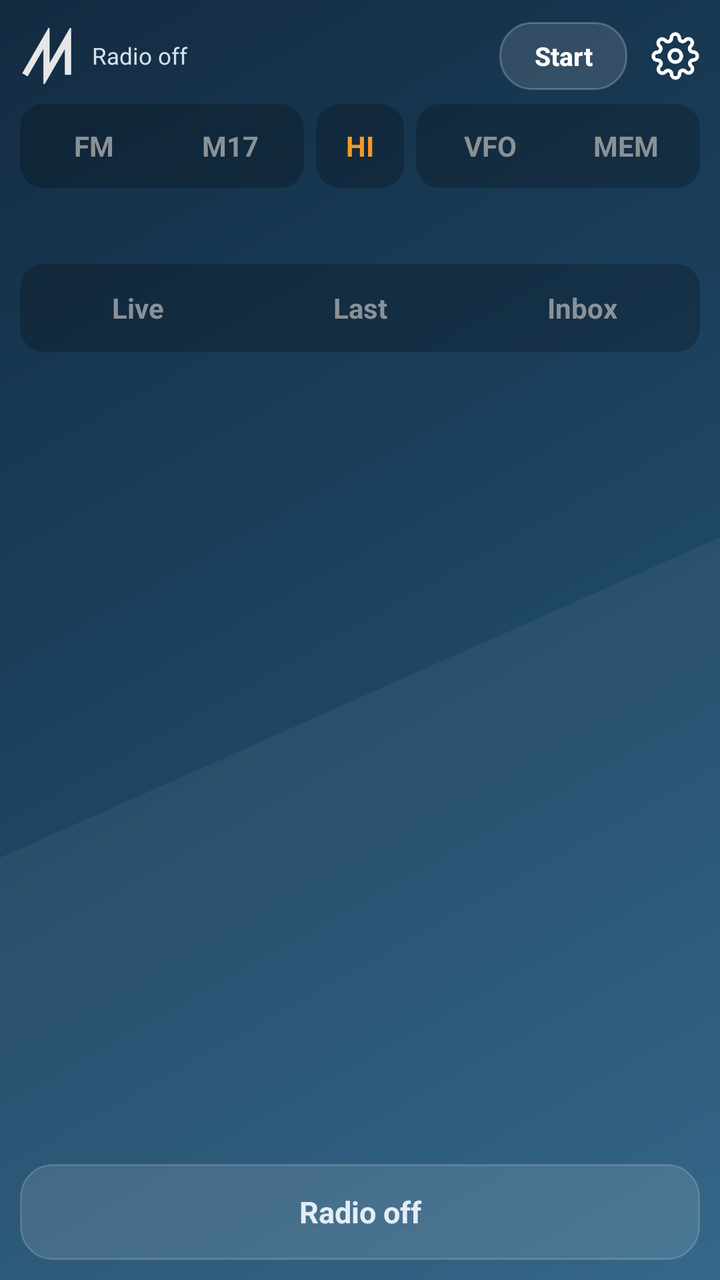
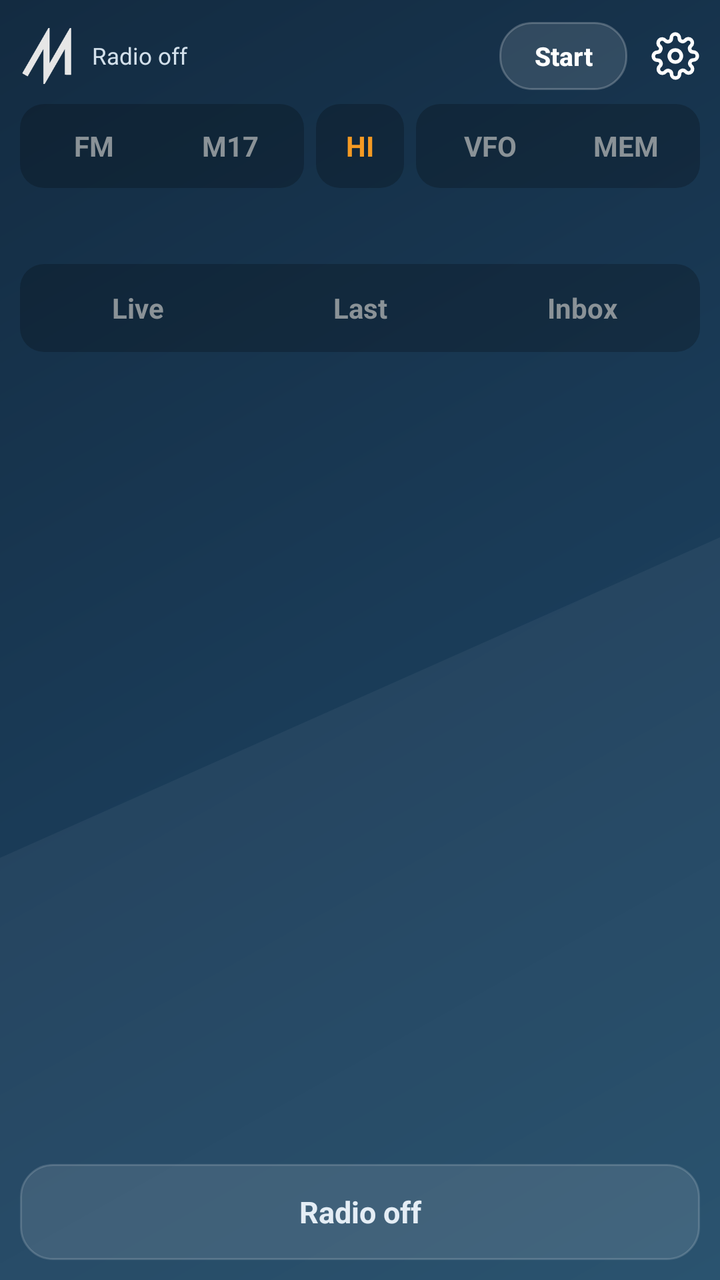

Two renders of the same Android screen: before a commit and after it. Below are the layout's source before the change and the commit's diff.
<!-- AndroidManifest.xml: application theme AppTheme -->
<!-- res/layout/main.xml -->
<?xml version="1.0" encoding="utf-8"?>
<LinearLayout xmlns:android="http://schemas.android.com/apk/res/android"
    android:layout_width="match_parent" android:layout_height="match_parent"
    android:orientation="vertical" android:paddingLeft="10dp" android:paddingRight="10dp" android:paddingTop="4dp">

    <LinearLayout android:id="@+id/header" android:layout_width="match_parent" android:layout_height="48dp"
        android:orientation="horizontal" android:gravity="center_vertical">
        <ImageView android:layout_width="28dp" android:layout_height="28dp" android:src="@drawable/logo" android:contentDescription="M17" />
        <TextView android:id="@+id/status" android:layout_width="0dp" android:layout_weight="1" android:layout_height="wrap_content"
            android:paddingLeft="8dp" android:textColor="#D3E0EB" android:textSize="11.5sp" android:maxLines="2" android:text="Radio off" />
        <Button android:id="@+id/power" android:layout_width="wrap_content" android:layout_height="34dp" android:minWidth="64dp" android:minHeight="0dp"
            android:background="@drawable/pill" android:textColor="#FFFFFF" android:textStyle="bold" android:textAllCaps="false" android:textSize="13sp"
            android:paddingLeft="14dp" android:paddingRight="14dp" android:text="Start" />
        
        <ImageButton android:id="@+id/gear" android:layout_width="48dp" android:layout_height="48dp" android:src="@drawable/ic_gear"
            android:layout_marginRight="-12dp" android:background="@drawable/row_bg" android:contentDescription="Settings" />
    </LinearLayout>

    <View android:id="@+id/topSpace" android:layout_width="match_parent" android:layout_height="0dp" />

    <LinearLayout android:layout_width="match_parent" android:layout_height="wrap_content" android:orientation="horizontal"
        android:gravity="center_vertical" android:paddingBottom="8dp">
        <LinearLayout android:layout_width="wrap_content" android:layout_height="wrap_content" android:orientation="horizontal"
            android:background="@drawable/seg_bg" android:padding="3dp">
            <TextView android:id="@+id/modeFm" android:layout_width="wrap_content" android:layout_height="36dp" android:minWidth="68dp"
                android:gravity="center" android:textStyle="bold" android:textSize="14sp" android:text="FM" />
            <TextView android:id="@+id/modeM17" android:layout_width="wrap_content" android:layout_height="36dp" android:minWidth="68dp"
                android:gravity="center" android:textStyle="bold" android:textSize="14sp" android:text="M17" />
        </LinearLayout>
        <FrameLayout android:layout_width="0dp" android:layout_height="wrap_content" android:layout_weight="1">
            <TextView android:id="@+id/powerBtn" android:layout_width="44dp" android:layout_height="42dp" android:layout_gravity="center"
                android:background="@drawable/seg_bg" android:gravity="center" android:textStyle="bold" android:textSize="14sp"
                android:textColor="#F59A23" android:text="HI" />
        </FrameLayout>
        <LinearLayout android:layout_width="wrap_content" android:layout_height="wrap_content" android:orientation="horizontal"
            android:background="@drawable/seg_bg" android:padding="3dp">
            <TextView android:id="@+id/modeVfo" android:layout_width="wrap_content" android:layout_height="36dp" android:minWidth="68dp"
                android:gravity="center" android:textStyle="bold" android:textSize="14sp" android:text="VFO" />
            <TextView android:id="@+id/modeMem" android:layout_width="wrap_content" android:layout_height="36dp" android:minWidth="68dp"
                android:gravity="center" android:textStyle="bold" android:textSize="14sp" android:text="MEM" />
        </LinearLayout>
    </LinearLayout>

    <FrameLayout android:id="@+id/freqHolder" android:layout_width="match_parent" android:layout_height="wrap_content"
        android:background="@drawable/card" android:paddingLeft="4dp" android:paddingRight="4dp" />

    <LinearLayout android:layout_width="match_parent" android:layout_height="30dp" android:orientation="horizontal"
        android:gravity="center_vertical" android:paddingLeft="4dp">
        <View android:id="@+id/sigBar" android:layout_width="3dp" android:layout_height="14dp" />
        <TextView android:id="@+id/sigText" android:layout_width="0dp" android:layout_weight="1" android:layout_height="wrap_content"
            android:paddingLeft="8dp" android:textColor="#D3E0EB" android:textSize="12sp" android:singleLine="true" android:ellipsize="end" />
    </LinearLayout>

    <LinearLayout android:layout_width="match_parent" android:layout_height="wrap_content" android:orientation="horizontal"
        android:background="@drawable/seg_bg" android:padding="3dp">
        <TextView android:id="@+id/tabLive" android:layout_width="0dp" android:layout_weight="1" android:layout_height="38dp"
            android:gravity="center" android:textStyle="bold" android:textSize="14sp" android:text="Live" />
        <TextView android:id="@+id/tabHeard" android:layout_width="0dp" android:layout_weight="1" android:layout_height="38dp"
            android:gravity="center" android:textStyle="bold" android:textSize="14sp" android:text="Last" />
        <LinearLayout android:id="@+id/tabInbox" android:layout_width="0dp" android:layout_weight="1" android:layout_height="38dp"
            android:orientation="horizontal" android:gravity="center">
            <TextView android:id="@+id/tabInboxText" android:layout_width="wrap_content" android:layout_height="wrap_content"
                android:textStyle="bold" android:textSize="14sp" android:text="Inbox" />
            <TextView android:id="@+id/inboxBadge" android:layout_width="wrap_content" android:layout_height="18dp" android:minWidth="18dp"
                android:layout_marginLeft="6dp" android:background="@drawable/badge" android:gravity="center" android:paddingLeft="5dp" android:paddingRight="5dp"
                android:textColor="#1B1206" android:textSize="11sp" android:textStyle="bold" android:visibility="gone" />
        </LinearLayout>
    </LinearLayout>

    <FrameLayout android:layout_width="match_parent" android:layout_height="0dp" android:layout_weight="1" android:paddingTop="8dp">
        <ScrollView android:id="@+id/panelLive" android:layout_width="match_parent" android:layout_height="match_parent">
            <LinearLayout android:id="@+id/liveBox" android:layout_width="match_parent" android:layout_height="wrap_content" android:orientation="vertical" />
        </ScrollView>
        <LinearLayout android:id="@+id/panelHeard" android:layout_width="match_parent" android:layout_height="match_parent" android:orientation="vertical" android:visibility="gone">
            <ScrollView android:layout_width="match_parent" android:layout_height="0dp" android:layout_weight="1">
                <LinearLayout android:id="@+id/heardList" android:layout_width="match_parent" android:layout_height="wrap_content" android:orientation="vertical"
                    android:background="@drawable/card" />
            </ScrollView>
            <LinearLayout android:layout_width="match_parent" android:layout_height="wrap_content" android:orientation="horizontal" android:paddingTop="6dp" android:gravity="right">
                <Button android:id="@+id/heardClear" android:layout_width="wrap_content" android:layout_height="44dp" android:minWidth="88dp" android:minHeight="0dp"
                    android:background="@drawable/btn" android:textColor="#FFFFFF" android:textStyle="bold" android:textAllCaps="false" android:text="Clear" />
            </LinearLayout>
        </LinearLayout>
        <LinearLayout android:id="@+id/panelInbox" android:layout_width="match_parent" android:layout_height="match_parent" android:orientation="vertical" android:visibility="gone">
            <ScrollView android:layout_width="match_parent" android:layout_height="0dp" android:layout_weight="1">
                <LinearLayout android:id="@+id/inboxList" android:layout_width="match_parent" android:layout_height="wrap_content" android:orientation="vertical" />
            </ScrollView>
            <LinearLayout android:layout_width="match_parent" android:layout_height="wrap_content" android:orientation="horizontal" android:paddingTop="6dp">
                <Button android:id="@+id/smsNew" android:layout_width="0dp" android:layout_weight="1" android:layout_height="44dp" android:minHeight="0dp" android:background="@drawable/btn_primary"
                    android:textColor="#1B1206" android:textStyle="bold" android:textAllCaps="false" android:text="New SMS" />
                <Button android:id="@+id/smsClear" android:layout_width="wrap_content" android:layout_height="44dp" android:minWidth="88dp" android:minHeight="0dp"
                    android:layout_marginLeft="8dp" android:background="@drawable/btn" android:textColor="#FFFFFF" android:textStyle="bold"
                    android:textAllCaps="false" android:text="Clear" />
            </LinearLayout>
        </LinearLayout>
    </FrameLayout>

    <TextView android:id="@+id/txBar" android:layout_width="match_parent" android:layout_height="48dp" android:layout_marginTop="8dp"
        android:layout_marginBottom="10dp" android:gravity="center" android:textStyle="bold" android:textSize="15sp"
        android:background="@drawable/card" android:textColor="#E4EDF5" android:text="Radio off" />
</LinearLayout>
<!-- resources referenced by this layout -->
<resources>
  <!-- drawable badge (drawable) -->
  <?xml version="1.0" encoding="utf-8"?>
  <shape xmlns:android="http://schemas.android.com/apk/res/android"><corners android:radius="4dp" /><solid android:color="#F59A23" /></shape>
  <!-- drawable btn_primary (drawable) -->
  <?xml version="1.0" encoding="utf-8"?>
  <selector xmlns:android="http://schemas.android.com/apk/res/android">
      <item android:state_pressed="true"><shape><corners android:radius="10dp" /><solid android:color="#D9831A" /></shape></item>
      <item><shape><corners android:radius="10dp" /><solid android:color="#F59A23" /></shape></item>
  </selector>
  <!-- drawable card (drawable) -->
  <?xml version="1.0" encoding="utf-8"?>
  <shape xmlns:android="http://schemas.android.com/apk/res/android">
      <corners android:radius="16dp" /><solid android:color="#1CFFFFFF" /><stroke android:width="1dp" android:color="#29FFFFFF" />
  </shape>
  <!-- drawable pill (drawable) -->
  <?xml version="1.0" encoding="utf-8"?>
  <shape xmlns:android="http://schemas.android.com/apk/res/android"><corners android:radius="16dp" /><solid android:color="#1FFFFFFF" /><stroke android:width="1dp" android:color="#38FFFFFF" /></shape>
  <!-- drawable row_bg (drawable) -->
  <?xml version="1.0" encoding="utf-8"?>
  <selector xmlns:android="http://schemas.android.com/apk/res/android">
      <item android:state_pressed="true"><color android:color="#1FFFFFFF" /></item>
      <item><color android:color="#00000000" /></item>
  </selector>
  <!-- drawable seg_bg (drawable) -->
  <?xml version="1.0" encoding="utf-8"?>
  <shape xmlns:android="http://schemas.android.com/apk/res/android"><corners android:radius="12dp" /><solid android:color="#38000000" /></shape>
  <style name="AppTheme" parent="@android:style/Theme.DeviceDefault.NoActionBar">
          <item name="android:windowBackground">@drawable/bg_app</item>
          <item name="android:colorAccent">#F59A23</item>
          <item name="android:colorControlActivated">#F59A23</item>
          <item name="android:textColorPrimary">#FFFFFF</item>
          <item name="android:textColorSecondary">#D3E0EB</item>
          <item name="android:statusBarColor">#132B41</item>
          <item name="android:navigationBarColor">#24506F</item>
      </style>
  <!-- drawable bg_app (drawable) -->
  <?xml version="1.0" encoding="utf-8"?>
  <layer-list xmlns:android="http://schemas.android.com/apk/res/android">
      <item><shape><gradient android:angle="315" android:startColor="#132B41" android:centerColor="#1D4462" android:endColor="#2A5F83" /></shape></item>
      <item android:top="380dp" android:bottom="-400dp" android:left="-300dp" android:right="-300dp">
          <rotate android:fromDegrees="-24" android:pivotX="50%" android:pivotY="50%">
              <shape><solid android:color="#0CFFFFFF" /></shape>
          </rotate>
      </item>
  </layer-list>
  <!-- unchanged entries left out for length: 3 -->
</resources>

<!-- the commit's change to res/layout/main.xml (unified diff, before → after) -->
@@ -7,9 +7,9 @@
         android:orientation="horizontal" android:gravity="center_vertical">
         <ImageView android:layout_width="28dp" android:layout_height="28dp" android:src="@drawable/logo" android:contentDescription="M17" />
         <TextView android:id="@+id/status" android:layout_width="0dp" android:layout_weight="1" android:layout_height="wrap_content"
-            android:paddingLeft="8dp" android:textColor="#D3E0EB" android:textSize="11.5sp" android:maxLines="2" android:text="Radio off" />
+            android:paddingLeft="8dp" android:textColor="@color/text3" android:textSize="11.5sp" android:maxLines="2" android:text="Radio off" />
         <Button android:id="@+id/power" android:layout_width="wrap_content" android:layout_height="34dp" android:minWidth="64dp" android:minHeight="0dp"
-            android:background="@drawable/pill" android:textColor="#FFFFFF" android:textStyle="bold" android:textAllCaps="false" android:textSize="13sp"
+            android:background="@drawable/pill" android:textColor="@color/white" android:textStyle="bold" android:textAllCaps="false" android:textSize="13sp"
             android:paddingLeft="14dp" android:paddingRight="14dp" android:text="Start" />
         
         <ImageButton android:id="@+id/gear" android:layout_width="48dp" android:layout_height="48dp" android:src="@drawable/ic_gear"
@@ -30,7 +30,7 @@
         <FrameLayout android:layout_width="0dp" android:layout_height="wrap_content" android:layout_weight="1">
             <TextView android:id="@+id/powerBtn" android:layout_width="44dp" android:layout_height="42dp" android:layout_gravity="center"
                 android:background="@drawable/seg_bg" android:gravity="center" android:textStyle="bold" android:textSize="14sp"
-                android:textColor="#F59A23" android:text="HI" />
+                android:textColor="@color/orange" android:text="HI" />
         </FrameLayout>
         <LinearLayout android:layout_width="wrap_content" android:layout_height="wrap_content" android:orientation="horizontal"
             android:background="@drawable/seg_bg" android:padding="3dp">
@@ -48,7 +48,7 @@
         android:gravity="center_vertical" android:paddingLeft="4dp">
         <View android:id="@+id/sigBar" android:layout_width="3dp" android:layout_height="14dp" />
         <TextView android:id="@+id/sigText" android:layout_width="0dp" android:layout_weight="1" android:layout_height="wrap_content"
-            android:paddingLeft="8dp" android:textColor="#D3E0EB" android:textSize="12sp" android:singleLine="true" android:ellipsize="end" />
+            android:paddingLeft="8dp" android:textColor="@color/text3" android:textSize="12sp" android:singleLine="true" android:ellipsize="end" />
     </LinearLayout>
 
     <LinearLayout android:layout_width="match_parent" android:layout_height="wrap_content" android:orientation="horizontal"
@@ -63,7 +63,7 @@
                 android:textStyle="bold" android:textSize="14sp" android:text="Inbox" />
             <TextView android:id="@+id/inboxBadge" android:layout_width="wrap_content" android:layout_height="18dp" android:minWidth="18dp"
                 android:layout_marginLeft="6dp" android:background="@drawable/badge" android:gravity="center" android:paddingLeft="5dp" android:paddingRight="5dp"
-                android:textColor="#1B1206" android:textSize="11sp" android:textStyle="bold" android:visibility="gone" />
+                android:textColor="@color/on_orange" android:textSize="11sp" android:textStyle="bold" android:visibility="gone" />
         </LinearLayout>
     </LinearLayout>
 
@@ -78,7 +78,7 @@
             </ScrollView>
             <LinearLayout android:layout_width="match_parent" android:layout_height="wrap_content" android:orientation="horizontal" android:paddingTop="6dp" android:gravity="right">
                 <Button android:id="@+id/heardClear" android:layout_width="wrap_content" android:layout_height="44dp" android:minWidth="88dp" android:minHeight="0dp"
-                    android:background="@drawable/btn" android:textColor="#FFFFFF" android:textStyle="bold" android:textAllCaps="false" android:text="Clear" />
+                    android:background="@drawable/btn" android:textColor="@color/white" android:textStyle="bold" android:textAllCaps="false" android:text="Clear" />
             </LinearLayout>
         </LinearLayout>
         <LinearLayout android:id="@+id/panelInbox" android:layout_width="match_parent" android:layout_height="match_parent" android:orientation="vertical" android:visibility="gone">
@@ -87,9 +87,9 @@
             </ScrollView>
             <LinearLayout android:layout_width="match_parent" android:layout_height="wrap_content" android:orientation="horizontal" android:paddingTop="6dp">
                 <Button android:id="@+id/smsNew" android:layout_width="0dp" android:layout_weight="1" android:layout_height="44dp" android:minHeight="0dp" android:background="@drawable/btn_primary"
-                    android:textColor="#1B1206" android:textStyle="bold" android:textAllCaps="false" android:text="New SMS" />
+                    android:textColor="@color/on_orange" android:textStyle="bold" android:textAllCaps="false" android:text="New SMS" />
                 <Button android:id="@+id/smsClear" android:layout_width="wrap_content" android:layout_height="44dp" android:minWidth="88dp" android:minHeight="0dp"
-                    android:layout_marginLeft="8dp" android:background="@drawable/btn" android:textColor="#FFFFFF" android:textStyle="bold"
+                    android:layout_marginLeft="8dp" android:background="@drawable/btn" android:textColor="@color/white" android:textStyle="bold"
                     android:textAllCaps="false" android:text="Clear" />
             </LinearLayout>
         </LinearLayout>
@@ -97,5 +97,5 @@
 
     <TextView android:id="@+id/txBar" android:layout_width="match_parent" android:layout_height="48dp" android:layout_marginTop="8dp"
         android:layout_marginBottom="10dp" android:gravity="center" android:textStyle="bold" android:textSize="15sp"
-        android:background="@drawable/card" android:textColor="#E4EDF5" android:text="Radio off" />
+        android:background="@drawable/card" android:textColor="@color/text2" android:text="Radio off" />
 </LinearLayout>
<!-- resource entries referenced after the edit -->
@@ -1,13 +1,18 @@
 <!-- resources referenced by this layout -->
 <resources>
+  <color name="on_orange">#1B1206</color>
+  <color name="orange">#F59A23</color>
+  <color name="text2">#E4EDF5</color>
+  <color name="text3">#D3E0EB</color>
+  <color name="white">#FFFFFF</color>
   <!-- drawable badge (drawable) -->
   <?xml version="1.0" encoding="utf-8"?>
-  <shape xmlns:android="http://schemas.android.com/apk/res/android"><corners android:radius="4dp" /><solid android:color="#F59A23" /></shape>
+  <shape xmlns:android="http://schemas.android.com/apk/res/android"><corners android:radius="4dp" /><solid android:color="@color/orange" /></shape>
   <!-- drawable btn_primary (drawable) -->
   <?xml version="1.0" encoding="utf-8"?>
   <selector xmlns:android="http://schemas.android.com/apk/res/android">
       <item android:state_pressed="true"><shape><corners android:radius="10dp" /><solid android:color="#D9831A" /></shape></item>
-      <item><shape><corners android:radius="10dp" /><solid android:color="#F59A23" /></shape></item>
+      <item><shape><corners android:radius="10dp" /><solid android:color="@color/orange" /></shape></item>
   </selector>
   <!-- drawable card (drawable) -->
   <?xml version="1.0" encoding="utf-8"?>
@@ -28,23 +33,34 @@
   <shape xmlns:android="http://schemas.android.com/apk/res/android"><corners android:radius="12dp" /><solid android:color="#38000000" /></shape>
   <style name="AppTheme" parent="@android:style/Theme.DeviceDefault.NoActionBar">
           <item name="android:windowBackground">@drawable/bg_app</item>
-          <item name="android:colorAccent">#F59A23</item>
-          <item name="android:colorControlActivated">#F59A23</item>
-          <item name="android:textColorPrimary">#FFFFFF</item>
-          <item name="android:textColorSecondary">#D3E0EB</item>
-          <item name="android:statusBarColor">#132B41</item>
-          <item name="android:navigationBarColor">#24506F</item>
+          <item name="android:colorAccent">@color/orange</item>
+          <item name="android:colorControlActivated">@color/orange</item>
+          <item name="android:textColorPrimary">@color/white</item>
+          <item name="android:textColorSecondary">@color/text3</item>
+          <item name="android:statusBarColor">@color/bg_top</item>
+          <item name="android:navigationBarColor">@color/nav_bar</item>
+          <item name="android:alertDialogTheme">@style/Dialog</item>
       </style>
   <!-- drawable bg_app (drawable) -->
   <?xml version="1.0" encoding="utf-8"?>
   <layer-list xmlns:android="http://schemas.android.com/apk/res/android">
-      <item><shape><gradient android:angle="315" android:startColor="#132B41" android:centerColor="#1D4462" android:endColor="#2A5F83" /></shape></item>
+      <item><shape><gradient android:angle="315" android:startColor="@color/bg_top" android:centerColor="@color/bg_mid" android:endColor="@color/bg_bottom" /></shape></item>
       <item android:top="380dp" android:bottom="-400dp" android:left="-300dp" android:right="-300dp">
           <rotate android:fromDegrees="-24" android:pivotX="50%" android:pivotY="50%">
               <shape><solid android:color="#0CFFFFFF" /></shape>
           </rotate>
       </item>
   </layer-list>
+  <color name="bg_top">#132B41</color>
+  <color name="nav_bar">#1F4A68</color>
+  <style name="Dialog" parent="@android:style/Theme.DeviceDefault.Dialog.Alert">
+          <item name="android:colorAccent">@color/orange</item>
+          <item name="android:colorBackground">@color/bg_mid</item>
+          <item name="android:textColorPrimary">@color/white</item>
+          <item name="android:textColorSecondary">@color/text3</item>
+      </style>
+  <color name="bg_mid">#1A3B57</color>
+  <color name="bg_bottom">#1F4A68</color>
   <!-- unchanged entries left out for length: 3 -->
 </resources>
 
